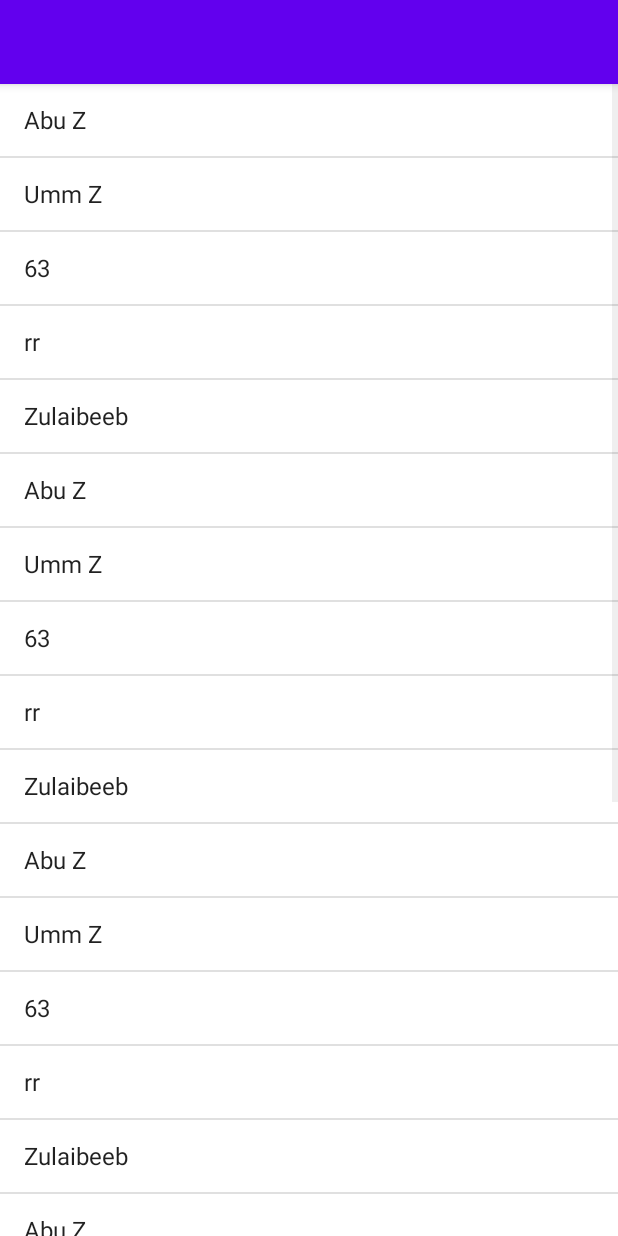
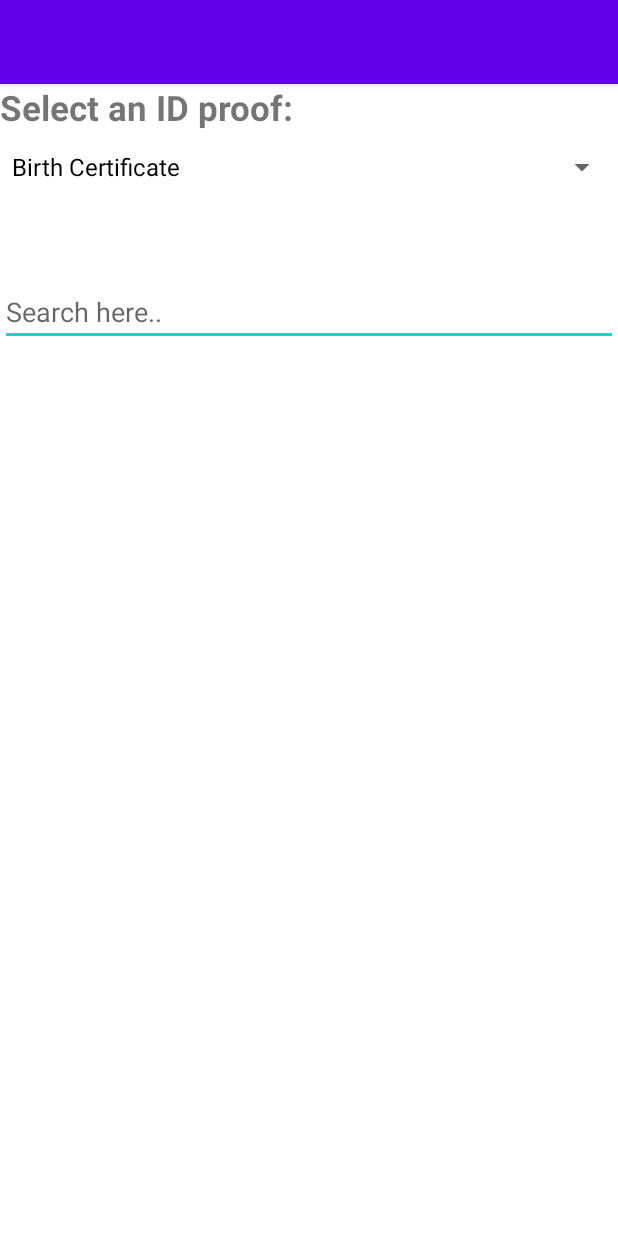
Before and after one commit to Mr-MachiNe11/Practices, an Android app: the ThirdActivity screen opened directly, with no data from a screen before it, on a phone screen of 412 x 824 dp. Run offline under Robolectric (Android 15) with nearby library versions, the phone set to English and light mode, and no system bars.

Commit message:
Spiner & AutoCompleteTextView

```diff
--- a/app/src/main/java/com/example/intentpassing/ThirdActivity.java
+++ b/app/src/main/java/com/example/intentpassing/ThirdActivity.java
@@ -7,7 +7,9 @@ import android.os.Bundle;
 import android.view.View;
 import android.widget.AdapterView;
 import android.widget.ArrayAdapter;
+import android.widget.AutoCompleteTextView;
 import android.widget.ListView;
+import android.widget.Spinner;
 import android.widget.Toast;
 
 import java.util.ArrayList;
@@ -15,7 +17,11 @@ import java.util.ArrayList;
 public class ThirdActivity extends AppCompatActivity {
 
     ListView listView;
+    Spinner spinner;
+    AutoCompleteTextView acTxtView;
     ArrayList<String> arrNames = new ArrayList<>();
+    ArrayList<String> arrIds = new ArrayList<>();
+    ArrayList<String> arrLang = new ArrayList<>();
 
     @Override
     protected void onCreate(Bundle savedInstanceState) {
@@ -23,6 +29,8 @@ public class ThirdActivity extends AppCompatActivity {
         setContentView(R.layout.activity_third);
 
         listView = findViewById(R.id.listView);
+        spinner = findViewById(R.id.spinner);
+        acTxtView = findViewById(R.id.acTxtView);
 
         Intent fromSecond = getIntent();
         String title = fromSecond.getStringExtra("title");
@@ -66,6 +74,32 @@ public class ThirdActivity extends AppCompatActivity {
             }
         });
 
+        //spinner
+
+        arrIds.add("Birth Certificate");
+        arrIds.add("National Id");
+        arrIds.add("Driving License");
+        arrIds.add("Passport");
+        arrIds.add("Student Card");
+
+        ArrayAdapter<String> spinnerAdapter = new ArrayAdapter<>(ThirdActivity.this, android.R.layout.simple_spinner_dropdown_item, arrIds);
+        spinner.setAdapter(spinnerAdapter);
+
+        //autoCompleteTextView
+
+        arrLang.add("C");
+        arrLang.add("C++");
+        arrLang.add("Java");
+        arrLang.add("Python");
+        arrLang.add("C#");
+        arrLang.add("JavaScript");
+        arrLang.add("Kotlin");
+        arrLang.add("Flutter");
+
+        ArrayAdapter<String> acAdapter = new ArrayAdapter<>(ThirdActivity.this, android.R.layout.simple_list_item_1, arrLang);
+        acTxtView.setAdapter(acAdapter);
+        acTxtView.setThreshold(1);
+
 
     }
 }
--- a/app/src/main/res/layout/activity_third.xml
+++ b/app/src/main/res/layout/activity_third.xml
@@ -4,15 +4,45 @@
     xmlns:tools="http://schemas.android.com/tools"
     android:layout_width="match_parent"
     android:layout_height="match_parent"
+    android:orientation="vertical"
     tools:context=".ThirdActivity">
 
     <ListView
         android:layout_width="match_parent"
         android:layout_height="wrap_content"
         android:id="@+id/listView"
-
+        android:visibility="gone"
 
     />
 
+    <TextView
+        android:layout_width="match_parent"
+        android:layout_height="wrap_content"
+        android:text="Select an ID proof: "
+        android:textStyle="bold"
+        android:textSize="23sp"
+
+        />
+
+    <Spinner
+        android:layout_width="match_parent"
+        android:layout_height="wrap_content"
+        android:id="@+id/spinner"
+
+        />
+
+    <AutoCompleteTextView
+        android:layout_width="match_parent"
+        android:layout_height="wrap_content"
+        android:id="@+id/acTxtView"
+        android:hint="Search here.."
+        android:layout_marginTop="50dp"
+
+        />
+
+
+
+
+
 
 </LinearLayout>
```
